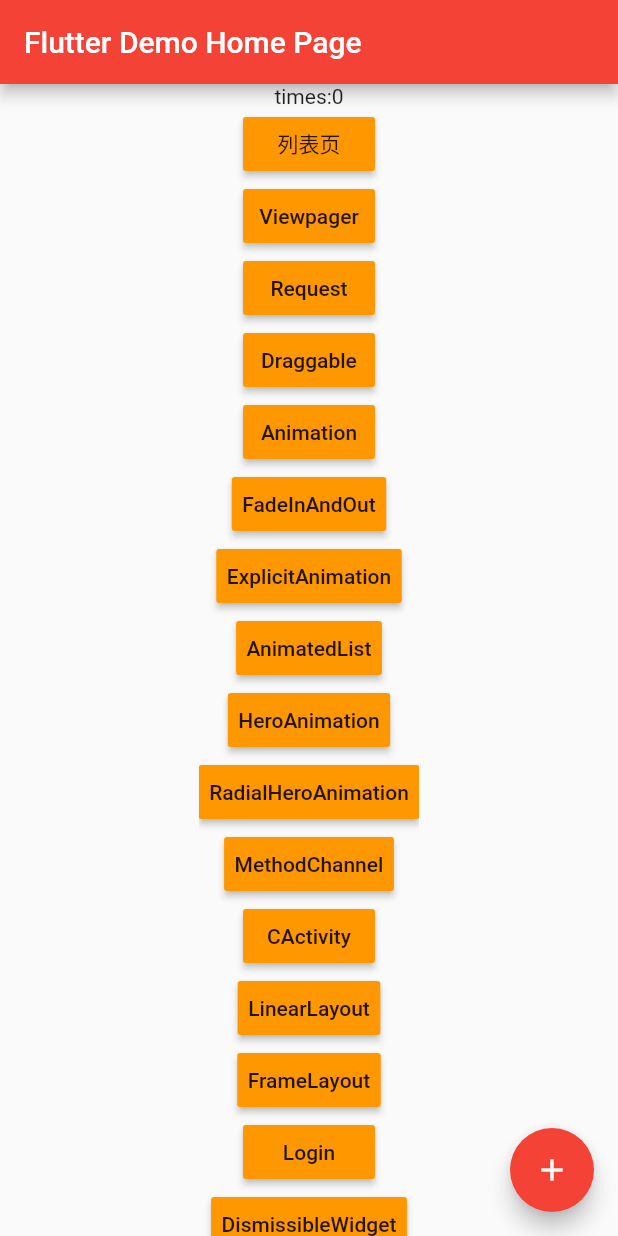
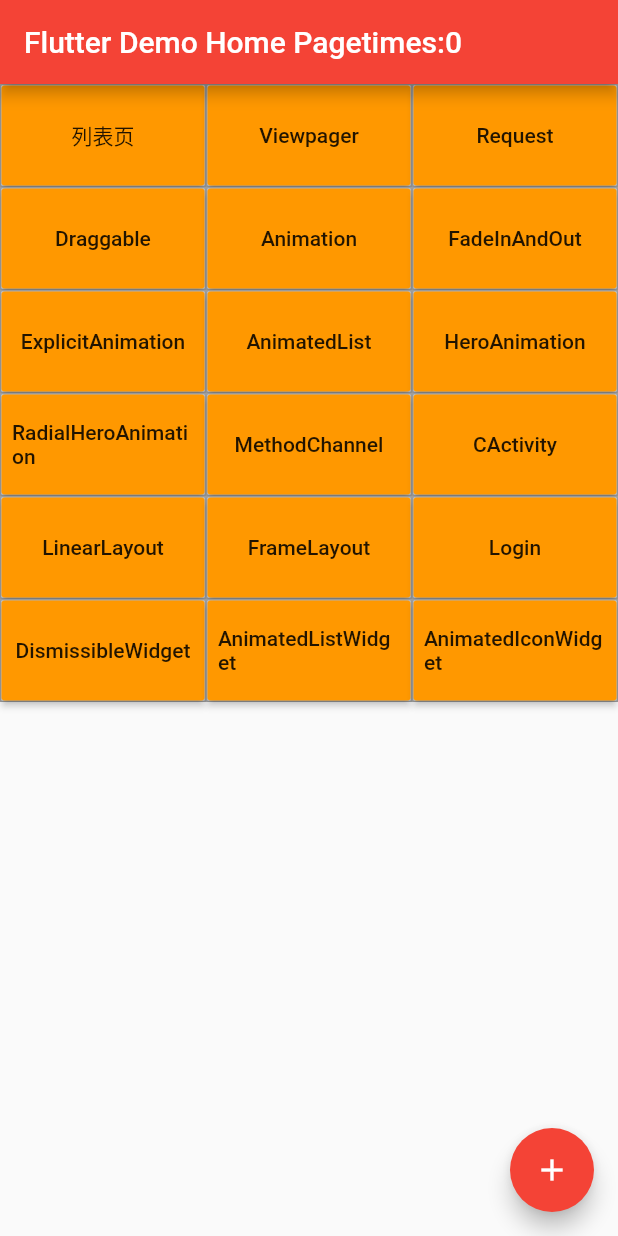
Before and after one commit to damengzai/flutter-test, a Flutter app: the screen it shows after launch, on a phone screen of 412 x 824 dp. Run offline on Flutter 3.47's test engine with Material 2 defaults, Android fonts, the phone set to English and light mode, and no system bars; our stand-ins replace dio, flutter_redux, redux, tuple.

Commit message:
整理首页，升级dart sdk

```diff
--- a/test_flutter/lib/main.dart
+++ b/test_flutter/lib/main.dart
@@ -25,7 +25,6 @@ import 'methodChannel/method_channel_page.dart';
 void main() => runApp(MyApp());
 
 class MyApp extends StatelessWidget {
-  // This widget is the root of your application.
   @override
   Widget build(BuildContext context) {
     return MaterialApp(
@@ -87,199 +86,83 @@ class MyHomePage extends StatefulWidget {
 class _MyHomePageState extends State<MyHomePage> {
   int _counter = 0;
 
+  Map<String, String> routMap = {
+    '/refreshList': '列表页',
+    '/viewPager': 'Viewpager',
+    '/request': 'Request',
+    '/draggable': 'Draggable',
+    '/animation': 'Animation',
+    '/fadeInAndOutAnim': 'FadeInAndOut',
+    '/explicitAnimation': 'ExplicitAnimation',
+    '/animatedList': 'AnimatedList',
+    '/heroAnimation': 'HeroAnimation',
+    '/radialHeroAnimation': 'RadialHeroAnimation',
+    '/methodChannelPage': 'MethodChannel',
+    '/CAvtivity': 'CActivity',
+    '/LinearLayout': 'LinearLayout',
+    '/FrameLayout': 'FrameLayout',
+    '/Login': 'Login',
+    '/DismissibleWidget': 'DismissibleWidget',
+    '/AnimatedListWidget': 'AnimatedListWidget',
+    '/AnimatedIconWidget': 'AnimatedIconWidget'
+  };
+
   void _incrementCounter() {
     setState(() {
-      // This call to setState tells the Flutter framework that something has
-      // changed in this State, which causes it to rerun the build method below
-      // so that the display can reflect the updated values. If we changed
-      // _counter without calling setState(), then the build method would not be
-      // called again, and so nothing would appear to happen.
       _counter++;
     });
-  }
-
-  void _toRefreshListViewDemo() {
-    Navigator.pushNamed(context, '/refreshList');
-  }
-
-  void _toViewPagerDemo() {
-    Navigator.pushNamed(context, '/viewPager');
-  }
-
-  _toRequestRoute() {
-    Navigator.pushNamed(context, '/request');
-  }
-
-  _toDraggablePage() {
-    Navigator.pushNamed(context, '/draggable');
-  }
-
-  _toAnimationPage() {
-    Navigator.pushNamed(context, '/animation');
-  }
-
-  _toFadeInAndOutAnim() {
-    Navigator.pushNamed(context, '/fadeInAndOutAnim');
-  }
-
-  _toExplicitAnimation() {
-    Navigator.pushNamed(context, '/explicitAnimation');
-  }
-
-  _toAnimatedList() {
-    Navigator.pushNamed(context, '/animatedList');
-  }
-
-  _toHeroAnimation() {
-    Navigator.pushNamed(context, '/heroAnimation');
-  }
-
-  _toRadialHeroAnimation() {
-    Navigator.pushNamed(context, '/radialHeroAnimation');
-  }
-
-  _toMethodChannelPage() {
-    Navigator.pushNamed(context, '/methodChannelPage');
-  }
-
-  _toCActivityPage() {
-    Navigator.pushNamed(context, '/CAvtivity');
-  }
-
-  _toLinearLayout() {
-    Navigator.pushNamed(context, '/LinearLayout');
-  }
-
-  _toFrameLayout() {
-    Navigator.pushNamed(context, '/FrameLayout');
-  }
-
-  _toLogin() {
-    Navigator.pushNamed(context, '/Login');
-  }
-
-  _toDismissibleWidget() {
-    Navigator.pushNamed(context, '/DismissibleWidget');
   }
 
   _toNewNamedPage(routeName) {
     Navigator.pushNamed(context, routeName);
   }
 
+  List<Widget> widgetItems = [];
+
+  _generateWidgetItems() {
+    routMap.forEach((key, value) => {widgetItems.add(_buildItem(key, value))});
+  }
+
+  Widget _buildItem(String routeName, String pageName) {
+    return Container(
+      decoration: BoxDecoration(
+        border: Border.all(
+          color: Colors.grey,
+          width: 1,
+        ),
+      ),
+      child: RaisedButton(
+        onPressed: () {
+          _toNewNamedPage(routeName);
+        },
+        child: Text(pageName),
+      ),
+    );
+  }
+
+  Widget _itemBuilder(int index) {
+    return widgetItems[index];
+  }
+
+  @override
+  void initState() {
+    super.initState();
+    _generateWidgetItems();
+  }
+
   @override
   Widget build(BuildContext context) {
-    // This method is rerun every time setState is called, for instance as done
-    // by the _incrementCounter method above.
-    //
-    // The Flutter framework has been optimized to make rerunning build methods
-    // fast, so that you can just rebuild anything that needs updating rather
-    // than having to individually change instances of widgets.
     return Scaffold(
       appBar: AppBar(
-        // Here we take the value from the MyHomePage object that was created by
-        // the App.build method, and use it to set our appbar title.
-        title: Text(widget.title),
+        title: Text(widget.title + 'times:$_counter'),
       ),
-      body: Center(
-        // Center is a layout widget. It takes a single child and positions it
-        // in the middle of the parent.
-        child: SingleChildScrollView(
-          child: Column(
-            // Column is also layout widget. It takes a list of children and
-            // arranges them vertically. By default, it sizes itself to fit its
-            // children horizontally, and tries to be as tall as its parent.
-            //
-            // Invoke "debug painting" (press "p" in the console, choose the
-            // "Toggle Debug Paint" action from the Flutter Inspector in Android
-            // Studio, or the "Toggle Debug Paint" command in Visual Studio Code)
-            // to see the wireframe for each widget.
-            //
-            // Column has various properties to control how it sizes itself and
-            // how it positions its children. Here we use mainAxisAlignment to
-            // center the children vertically; the main axis here is the vertical
-            // axis because Columns are vertical (the cross axis would be
-            // horizontal).
-            mainAxisAlignment: MainAxisAlignment.center,
-            children: <Widget>[
-              Text(
-                'times:$_counter',
-              ),
-              RaisedButton(
-                onPressed: _toRefreshListViewDemo,
-                child: const Text("列表页"),
-              ),
-              RaisedButton(
-                onPressed: _toViewPagerDemo,
-                child: const Text("Viewpager"),
-              ),
-              RaisedButton(
-                onPressed: _toRequestRoute,
-                child: const Text("Request"),
-              ),
-              RaisedButton(
-                onPressed: _toDraggablePage,
-                child: const Text("Draggable"),
-              ),
-              RaisedButton(
-                onPressed: _toAnimationPage,
-                child: const Text("Animation"),
-              ),
-              RaisedButton(
-                onPressed: _toFadeInAndOutAnim,
-                child: const Text("FadeInAndOut"),
-              ),
-              RaisedButton(
-                onPressed: _toExplicitAnimation,
-                child: const Text("ExplicitAnimation"),
-              ),
-              RaisedButton(
-                onPressed: _toAnimatedList,
-                child: const Text("AnimatedList"),
-              ),
-              RaisedButton(
-                onPressed: _toHeroAnimation,
-                child: const Text('HeroAnimation'),
-              ),
-              RaisedButton(
-                onPressed: _toRadialHeroAnimation,
-                child: const Text('RadialHeroAnimation'),
-              ),
-              RaisedButton(
-                onPressed: _toMethodChannelPage,
-                child: const Text('MethodChannel'),
-              ),
-              RaisedButton(
-                onPressed: _toCActivityPage,
-                child: const Text('CActivity'),
-              ),
-              RaisedButton(
-                onPressed: _toLinearLayout,
-                child: const Text('LinearLayout'),
-              ),
-              RaisedButton(
-                onPressed: _toFrameLayout,
-                child: const Text('FrameLayout'),
-              ),
-              RaisedButton(
-                onPressed: _toLogin,
-                child: const Text('Login'),
-              ),
-              RaisedButton(
-                onPressed: _toDismissibleWidget,
-                child: const Text('DismissibleWidget'),
-              ),
-              RaisedButton(
-                onPressed: () => _toNewNamedPage('/AnimatedListWidget'),
-                child: Text('AnimatedListWidget'),
-              ),
-              RaisedButton(
-                onPressed: () => _toNewNamedPage('/AnimatedIconWidget'),
-                child: Text('AnimatedIconWidget'),
-              )
-            ],
+      body: GridView.builder(
+          itemCount: widgetItems.length,
+          gridDelegate: SliverGridDelegateWithFixedCrossAxisCount(
+            crossAxisCount: 3,
+            childAspectRatio: 2,
           ),
-        ),
-      ),
+          itemBuilder: (BuildContext context, int index) => _itemBuilder(index)),
       floatingActionButton: new Theme(
         data: ThemeData(
           accentColor: Colors.red,
@@ -289,7 +172,7 @@ class _MyHomePageState extends State<MyHomePage> {
           tooltip: 'Increment',
           child: Icon(Icons.add),
         ),
-      ), // This trailing comma makes auto-formatting nicer for build methods.
+      ),
     );
   }
 }
--- a/test_flutter/pubspec.yaml
+++ b/test_flutter/pubspec.yaml
@@ -10,7 +10,7 @@ description: A new Flutter project.
 version: 1.0.0+1
 
 environment:
-  sdk: ">=2.1.0 <3.0.0"
+  sdk: ">=2.2.0 <3.0.0"
 
 dependencies:
   flutter:
```
